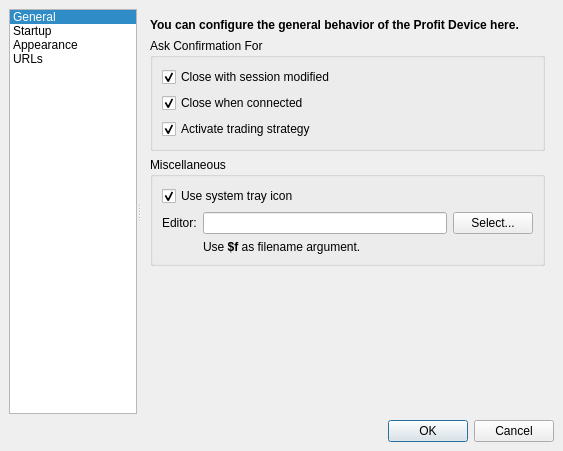
Old version of the form profit/workbench/widgets/ui_settingsdialog.ui in the repository hpsilva/profitpy.
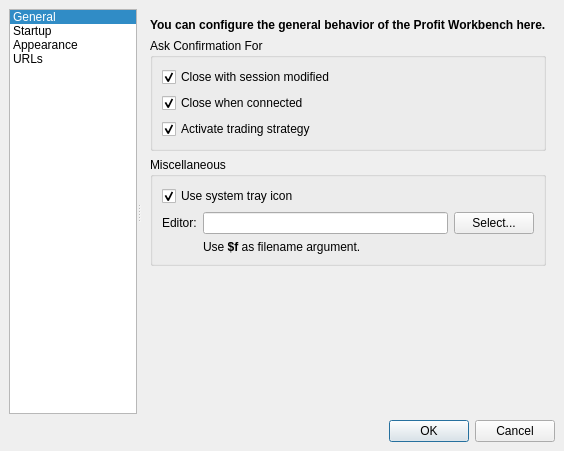
New version of the form. Icons and pictures are not drawn. Custom widgets are drawn as their Qt base class.

Commit message: Changed Profit Device strings to Profit Workbench.

```diff
--- a/profit/workbench/widgets/ui_settingsdialog.ui
+++ b/profit/workbench/widgets/ui_settingsdialog.ui
@@ -134,7 +134,7 @@
            <string>&lt;html>&lt;head>&lt;meta name="qrichtext" content="1" />&lt;style type="text/css">
 p, li { white-space: pre-wrap; }
 &lt;/style>&lt;/head>&lt;body style=" font-family:'Sans Serif'; font-size:9pt; font-weight:400; font-style:normal; text-decoration:none;">
-&lt;p style=" margin-top:0px; margin-bottom:0px; margin-left:0px; margin-right:0px; -qt-block-indent:0; text-indent:0px;">&lt;span style=" font-weight:600;">You can configure the general behavior of the Profit Device here.&lt;/span>&lt;/p>&lt;/body>&lt;/html></string>
+&lt;p style=" margin-top:0px; margin-bottom:0px; margin-left:0px; margin-right:0px; -qt-block-indent:0; text-indent:0px;">&lt;span style=" font-weight:600;">You can configure the general behavior of the Profit Workbench here.&lt;/span>&lt;/p>&lt;/body>&lt;/html></string>
           </property>
          </widget>
         </item>
```
Left out of the diff: 8 changed lines with no effect on the pictures. The commit also changes 5 other files.
